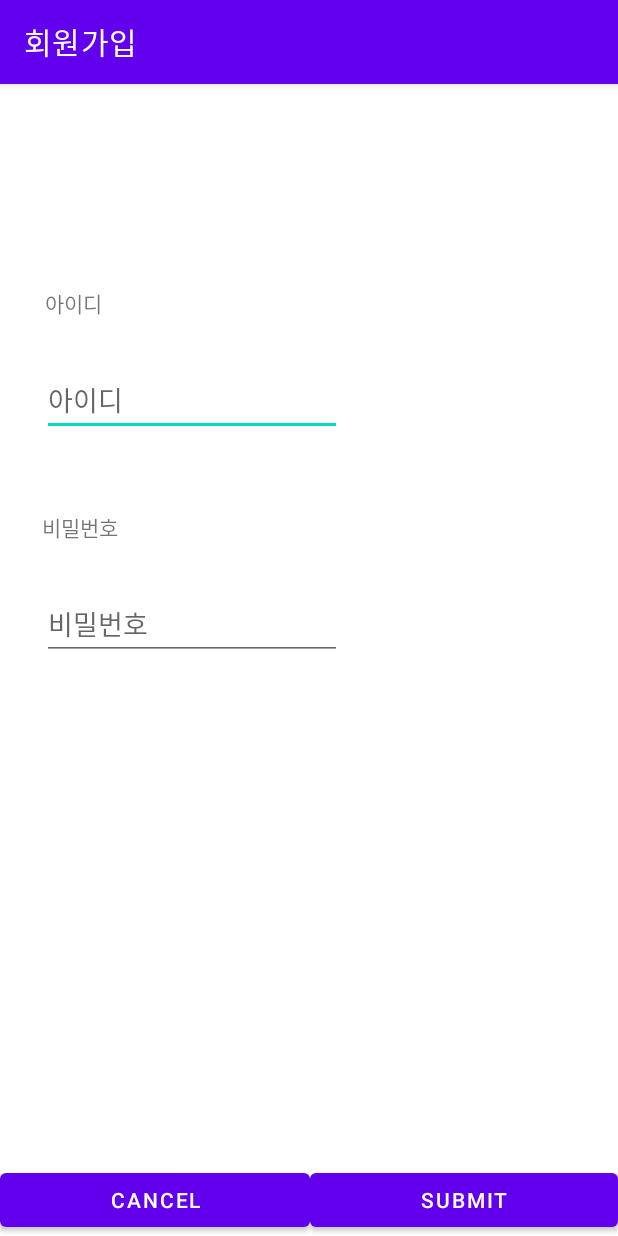
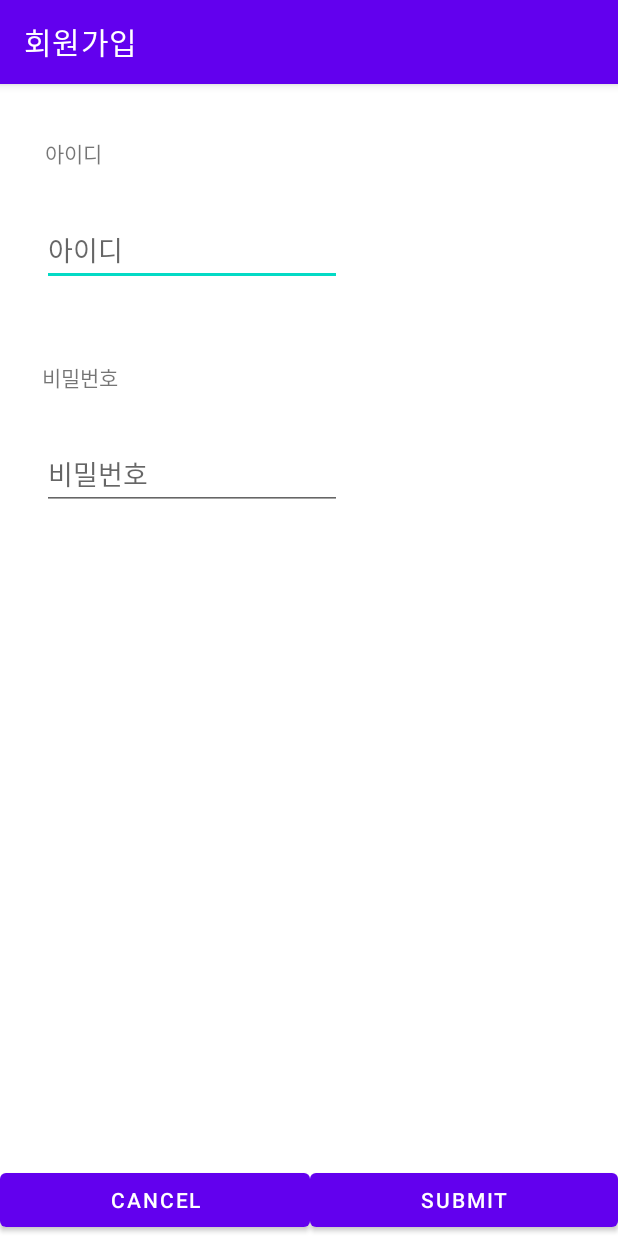
Before and after one commit to ParkJong-Hun/GoogleMap-Upload-Memory, an Android app: the screen it shows after launch (UserCreateActivity), after a tap on "회원가입", on a phone screen of 412 x 824 dp. Run offline under Robolectric (Android 15) with nearby library versions, the phone set to English and light mode, and no system bars.

Commit message:
2021/05/15 14:41

```diff
--- a/app/src/main/AndroidManifest.xml
+++ b/app/src/main/AndroidManifest.xml
@@ -41,7 +41,6 @@
         </activity>
         <activity android:name=".MapActivity" android:label="내지도"></activity>
         <activity android:name=".UserCreateActivity" android:windowSoftInputMode="adjustResize" android:label="회원가입"></activity>
-        <activity android:name=".MyMap" android:label="내지도"></activity>
     </application>
 
 </manifest>
--- a/app/src/main/java/pjh/mjc/project_gimal_2017081066/LoginActivity.java
+++ b/app/src/main/java/pjh/mjc/project_gimal_2017081066/LoginActivity.java
@@ -7,10 +7,11 @@ import android.os.Bundle;
 import android.view.View;
 import android.widget.Button;
 import android.widget.EditText;
+import android.widget.Toast;
 
 public class LoginActivity extends AppCompatActivity {
 
-    MyDBHelper myDBHelper;
+    UserDBHelper dbHelper;
     EditText id, password;
     Button userCreateButton, loginButton;
 
@@ -23,12 +24,21 @@ public class LoginActivity extends AppCompatActivity {
         password = (EditText)findViewById(R.id.pw);
         userCreateButton = (Button)findViewById(R.id.user_create);
         loginButton = (Button)findViewById(R.id.login);
+
+        dbHelper = new UserDBHelper(this);
+
         //로그인 버튼
         loginButton.setOnClickListener(new View.OnClickListener() {
             @Override
             public void onClick(View v) {
-                Intent intent = new Intent(LoginActivity.this, MapActivity.class);
-                startActivity(intent);
+                String idValue = id.getText().toString();
+                String pwValue = password.getText().toString();
+                if( (idValue.equals("admin")) && (pwValue.equals("1234")) ) {
+                    Intent intent = new Intent(LoginActivity.this, MapActivity.class);
+                    startActivity(intent);
+                } else {
+                    Toast.makeText(getApplicationContext(), "로그인 정보가 일치하지 않습니다." + id.getText().toString() + password.getText().toString(), Toast.LENGTH_SHORT).show();
+                }
             }
         });
         //회원가입 버튼
@@ -36,9 +46,20 @@ public class LoginActivity extends AppCompatActivity {
             @Override
             public void onClick(View v) {
                 Intent intent = new Intent(LoginActivity.this, UserCreateActivity.class);
-                startActivity(intent);
+                startActivityForResult(intent, 0);
             }
         });
+    }
 
+    @Override
+    protected void onActivityResult(int requestCode, int resultCode, Intent data) {
+        if (resultCode == RESULT_OK) {
+            String idOutput = data.getStringExtra("id");
+            String pwOutput = data.getStringExtra("password");
+            id.setText(idOutput);
+            password.setText(pwOutput);
+            Toast.makeText(getApplicationContext(), "회원가입이 성공적으로 완료되었습니다.", Toast.LENGTH_SHORT).show();
+        }
     }
+
 }
--- a/app/src/main/java/pjh/mjc/project_gimal_2017081066/UserCreateActivity.java
+++ b/app/src/main/java/pjh/mjc/project_gimal_2017081066/UserCreateActivity.java
@@ -1,21 +1,34 @@
 package pjh.mjc.project_gimal_2017081066;
 
 import androidx.appcompat.app.AppCompatActivity;
-import androidx.appcompat.view.menu.MenuBuilder;
-
 import android.content.Intent;
+import android.database.sqlite.SQLiteDatabase;
 import android.os.Bundle;
 import android.view.View;
 import android.widget.Button;
+import android.widget.EditText;
+import android.widget.Toast;
 
 public class UserCreateActivity extends AppCompatActivity {
 
+    UserDBHelper dbHelper;
+    SQLiteDatabase db;
+
+    EditText id, password;
     Button cancel, submit;
 
     @Override
     protected void onCreate(Bundle savedInstanceState) {
         super.onCreate(savedInstanceState);
         setContentView(R.layout.user_create);
+
+        id = findViewById(R.id.id2);
+        password = findViewById(R.id.pw2);
+        String idInput = id.getText().toString();
+        String pwInput = password.getText().toString();
+
+        dbHelper = new UserDBHelper(this);
+
         //취소
         cancel = (Button)findViewById(R.id.cancel_button);
         cancel.setOnClickListener(new View.OnClickListener(){
@@ -30,8 +43,19 @@ public class UserCreateActivity extends AppCompatActivity {
         submit.setOnClickListener(new View.OnClickListener(){
             @Override
             public void onClick(View v) {
-                Intent submit_intent = new Intent(UserCreateActivity.this, LoginActivity.class);
-                startActivity(submit_intent);
+                db = dbHelper.getWritableDatabase();
+                if(!(idInput.equals("") && pwInput.equals(""))) {
+                    db.execSQL("INSERT INTO user VALUES ( '" + idInput + "', ''" + pwInput + "');");
+                    db.close();
+
+                    Intent submit_intent = new Intent(UserCreateActivity.this, LoginActivity.class);
+                    submit_intent.putExtra("id", idInput);
+                    submit_intent.putExtra("password", pwInput);
+                    setResult(RESULT_OK, submit_intent);
+                    finish();
+                } else {
+                    Toast.makeText(getApplicationContext(), "정보를 모두 입력해주세요.", Toast.LENGTH_SHORT).show();
+                }
             }
         });
     }
--- a/app/src/main/java/pjh/mjc/project_gimal_2017081066/MyDBHelper.java
+++ b/app/src/main/java/pjh/mjc/project_gimal_2017081066/UserDBHelper.java
@@ -4,8 +4,8 @@ import android.content.Context;
 import android.database.sqlite.SQLiteDatabase;
 import android.database.sqlite.SQLiteOpenHelper;
 
-public class MyDBHelper extends SQLiteOpenHelper {
-    public MyDBHelper(Context context) { super(context, "user", null, 1); }
+public class UserDBHelper extends SQLiteOpenHelper {
+    public UserDBHelper(Context context) { super(context, "user", null, 1); }
 
     @Override
     public void onCreate(SQLiteDatabase db) {
--- a/app/src/main/res/layout/user_create.xml
+++ b/app/src/main/res/layout/user_create.xml
@@ -9,12 +9,11 @@
     <LinearLayout
         android:id="@+id/craete_input"
         android:layout_width="match_parent"
-        android:layout_height="wrap_content"
+        android:layout_height="match_parent"
         android:orientation="vertical"
-        android:layout_marginTop="100dp"
+        android:layout_marginTop="0dp"
         android:paddingBottom="50dp"
-        app:layout_constraintTop_toTopOf="parent"
-        app:layout_constraintVertical_weight="1">
+        app:layout_constraintTop_toTopOf="parent">
         <!--아이디 입력-->
         <TextView
             android:id="@+id/id_tv2"
@@ -51,7 +50,8 @@
     <LinearLayout
         android:layout_width="match_parent"
         android:layout_height="wrap_content"
-        app:layout_constraintBottom_toBottomOf="parent">
+        app:layout_constraintBottom_toBottomOf="parent"
+        app:layout_constraintVertical_weight="1">
         <Button
             android:id="@+id/cancel_button"
             android:text="Cancel"
```
